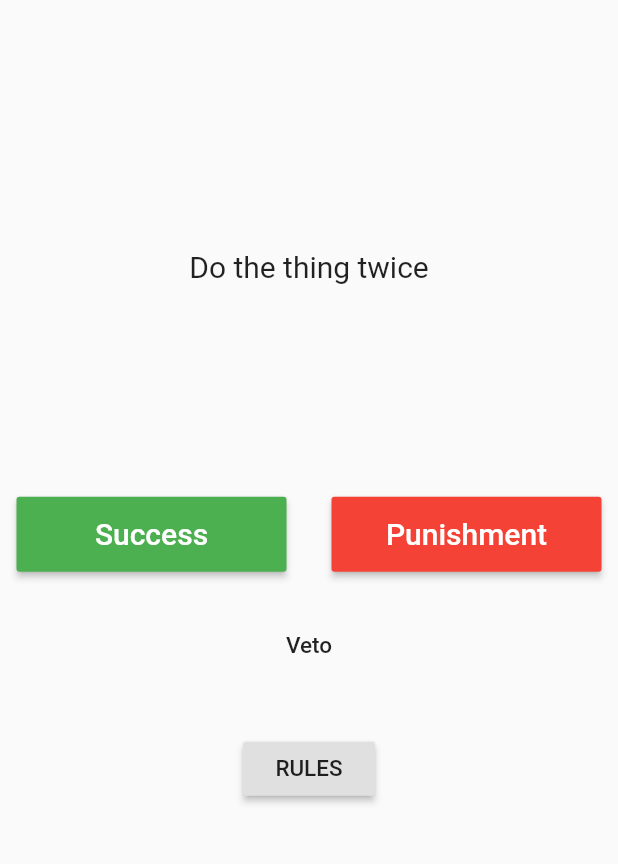
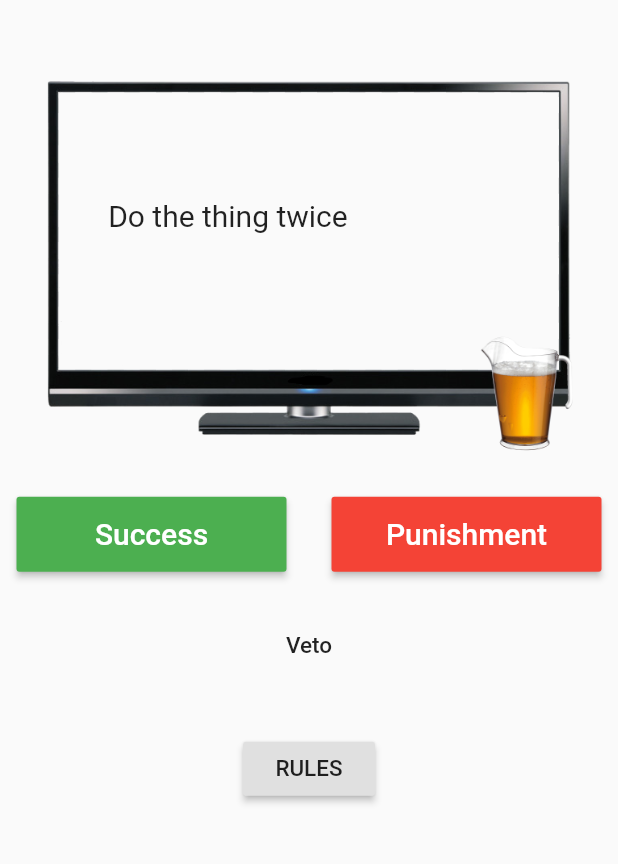
Before and after one commit to Boka44/barjoker-mobile, a Flutter app: the QuickGameScreen screen opened by its route, after a tap on "New dare", on a phone screen of 412 x 824 dp, the part 256-1120 px from its top. Run offline on Flutter 3.47's test engine with Material 2 defaults, Android fonts, the phone set to English and light mode, and no system bars.

Commit message:
redid routing, styling for game screen.

```diff
--- a/lib/screens/home.dart
+++ b/lib/screens/home.dart
@@ -14,7 +14,7 @@ class HomeScreen extends StatelessWidget {
                 RaisedButton(
                   child: Text('Play Quick Game'),
                   onPressed: () {
-                    Navigator.pushReplacementNamed(context, QuickGameScreen.routeName);
+                    Navigator.pushNamed(context, QuickGameScreen.routeName);
                   },
                 ),
                 FlatButton(
--- a/lib/screens/quick_game_screen.dart
+++ b/lib/screens/quick_game_screen.dart
@@ -49,12 +49,7 @@ class _QuickGameScreenState extends State<QuickGameScreen> {
                 child: _newGame
                 ? newDareButton(dares)
                 // : DareDisplay(dare, 'dare'),
-                : Text(
-                  dare,
-                  style: TextStyle(
-                    fontSize: 20
-                  ),
-                ),
+                : dareView(dare, deviceSize)
               ),
             ),
             if(!_newGame)
@@ -72,6 +67,51 @@ class _QuickGameScreenState extends State<QuickGameScreen> {
               rules(deviceSize)
           ],
         ),
+      ),
+    );
+  }
+
+  Widget dareView(String dare, deviceSize) {
+    print('TV');
+    return Container(
+      width: deviceSize.width * .89,
+      height: deviceSize.height * .6,
+      // decoration: BoxDecoration(
+      //   image: DecorationImage(
+      //     image: AssetImage('images/tv_pitcher.png'),
+
+      //     fit: BoxFit.contain
+      //   )
+      // ),
+      // child: Text(
+      //   dare,
+      //   style: TextStyle(
+      //     fontSize: 20
+      //   ),
+      //   )
+      child: Stack(
+        fit: StackFit.expand,
+        children: <Widget>[
+          Image(
+            image: AssetImage('images/tv_pitcher.png'),
+            fit: BoxFit.cover
+          ),
+          Align(
+
+            alignment: Alignment(0.0, -0.3),
+            child: Container(
+              width: deviceSize.width * .65,
+              // height: deviceSize.height * .4,
+              child: Text(
+                  dare,
+                  style: TextStyle(
+                    fontSize: 20
+                  ),
+                )
+
+            )
+          )
+        ],
       ),
     );
   }
--- a/lib/widgets/side_panel.dart
+++ b/lib/widgets/side_panel.dart
@@ -32,7 +32,7 @@ class SidePanel extends StatelessWidget {
               leading: Icon(Icons.shop),
               title: Text('Custom Game'),
               onTap: () {
-                Navigator.of(context).pushReplacementNamed(QuickGameScreen.routeName);
+                Navigator.of(context).pushNamed(QuickGameScreen.routeName);
               },
             ),
           if(current != 'custom')
@@ -42,7 +42,7 @@ class SidePanel extends StatelessWidget {
               leading: Icon(Icons.shop),
               title: Text('Quick Game'),
               onTap: () {
-                Navigator.of(context).pushReplacementNamed(QuickGameScreen.routeName);
+                Navigator.of(context).pushNamed(QuickGameScreen.routeName);
               },
             ),
           if(current != 'quick')
```
Also changed, not shown: images/tv_pitcher.png (renamed from images/tv_picther.png).
